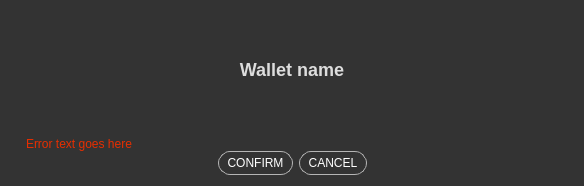
Qt form TriblerGUI/qt_resources/iom_input_dialog.ui (devos50/tribler) before a commit.
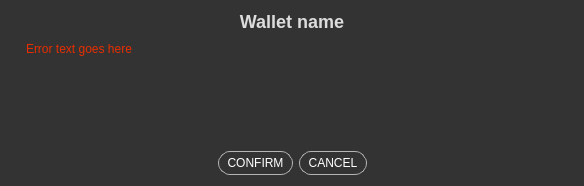
The same form after that commit.

What changed in the file:
```diff
--- a/TriblerGUI/qt_resources/iom_input_dialog.ui
+++ b/TriblerGUI/qt_resources/iom_input_dialog.ui
@@ -119,6 +119,55 @@
 padding: 4px;
 }</string>
      </property>
+     <layout class="QHBoxLayout" name="horizontalLayout_2">
+      <property name="spacing">
+       <number>0</number>
+      </property>
+      <property name="leftMargin">
+       <number>0</number>
+      </property>
+      <property name="topMargin">
+       <number>0</number>
+      </property>
+      <property name="rightMargin">
+       <number>0</number>
+      </property>
+      <property name="bottomMargin">
+       <number>6</number>
+      </property>
+      <item>
+       <widget class="QGraphicsView" name="img_graphics_view">
+        <property name="sizePolicy">
+         <sizepolicy hsizetype="Preferred" vsizetype="Expanding">
+          <horstretch>0</horstretch>
+          <verstretch>0</verstretch>
+         </sizepolicy>
+        </property>
+        <property name="minimumSize">
+         <size>
+          <width>0</width>
+          <height>0</height>
+         </size>
+        </property>
+        <property name="maximumSize">
+         <size>
+          <width>300</width>
+          <height>300</height>
+         </size>
+        </property>
+       </widget>
+      </item>
+      <item>
+       <widget class="QWidget" name="user_input_container" native="true">
+        <property name="sizePolicy">
+         <sizepolicy hsizetype="Expanding" vsizetype="Preferred">
+          <horstretch>0</horstretch>
+          <verstretch>0</verstretch>
+         </sizepolicy>
+        </property>
+       </widget>
+      </item>
+     </layout>
     </widget>
    </item>
    <item>
```
